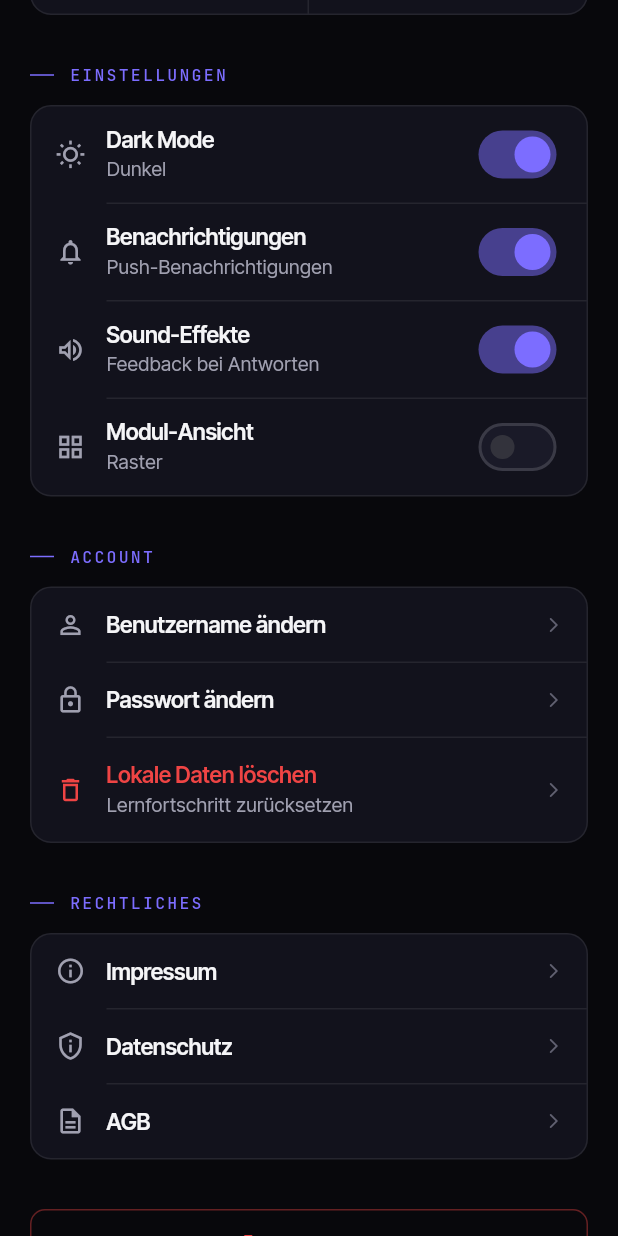
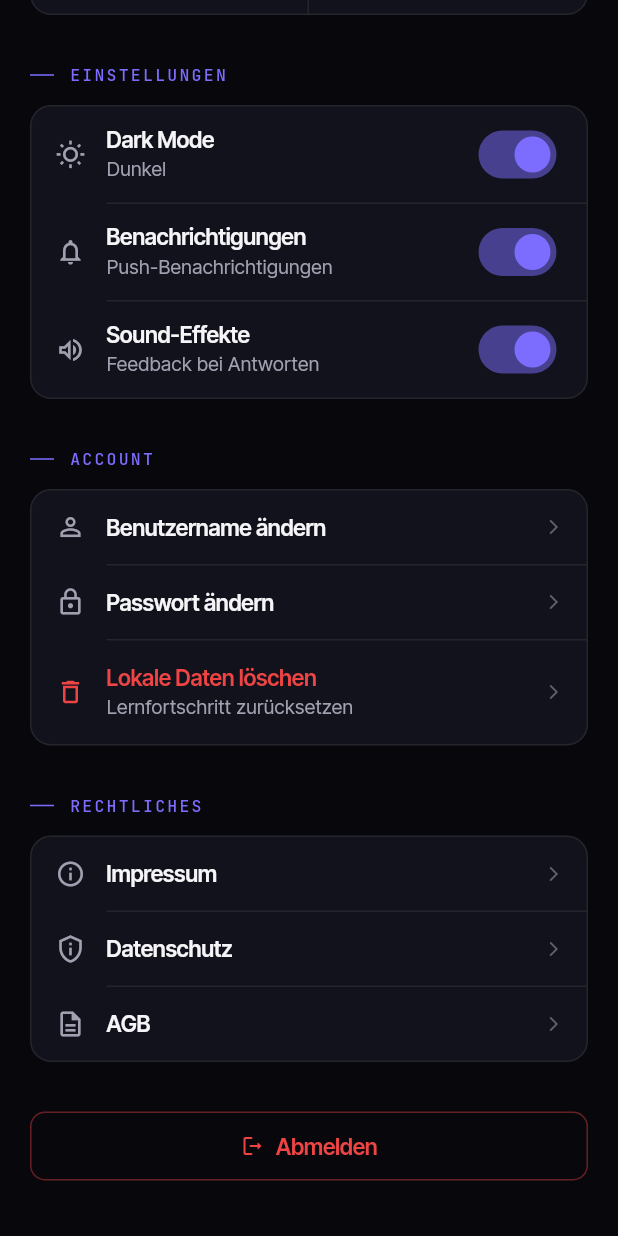
Before and after one commit to claudioNelson/IHK_App, a Flutter app: the NewProfilePage screen opened directly, scrolled down 576 dp, on a phone screen of 412 x 824 dp. Run offline on Flutter 3.47's test engine with Material 3 defaults, Android fonts, the phone set to English and light mode, and no system bars; our stand-ins replace app_links, audioplayers, confetti, flutter_dotenv, flutter_highlight, flutter_markdown_plus and 5 more; accounts and stored records are empty.

Commit message:
feat: modul-ansicht-toggle entfernt, ui-texte, spaced-repetition fuer level-fragen

```diff
--- a/lib/screens/profile/new_profile_page.dart
+++ b/lib/screens/profile/new_profile_page.dart
@@ -40,7 +40,6 @@
   bool _loading = true;
   bool _notificationsEnabled = true;
   bool _soundsEnabled = true;
-  bool _moduleViewAsList = false;
 
   @override
   void initState() {
@@ -185,7 +184,6 @@
       setState(() {
         _notificationsEnabled = prefs.getBool('notifications_enabled') ?? true;
         _soundsEnabled = _soundService.soundsEnabled;
-        _moduleViewAsList = prefs.getBool('module_view_as_list') ?? false;
       });
     } catch (_) {}
   }
@@ -202,13 +200,6 @@
     if (!mounted) return;
     setState(() => _soundsEnabled = value);
     if (value) _soundService.playSound(SoundType.correct);
-  }
-
-  Future<void> _toggleModuleView(bool value) async {
-    final prefs = await SharedPreferences.getInstance();
-    await prefs.setBool('module_view_as_list', value);
-    if (!mounted) return;
-    setState(() => _moduleViewAsList = value);
   }
 
   Future<void> _handleLogout() async {
@@ -1059,18 +1050,6 @@
             text: text,
             textMid: textMid,
           ),
-          _divider(border),
-          _switchTile(
-            icon: _moduleViewAsList
-                ? Icons.view_list_outlined
-                : Icons.grid_view_outlined,
-            title: 'Modul-Ansicht',
-            subtitle: _moduleViewAsList ? 'Liste' : 'Raster',
-            value: _moduleViewAsList,
-            onChanged: _toggleModuleView,
-            text: text,
-            textMid: textMid,
-          ),
         ],
       ),
     );
```
